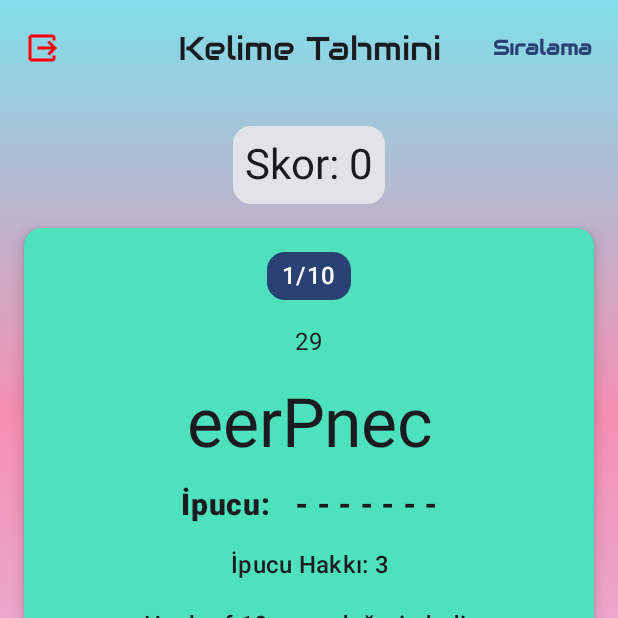
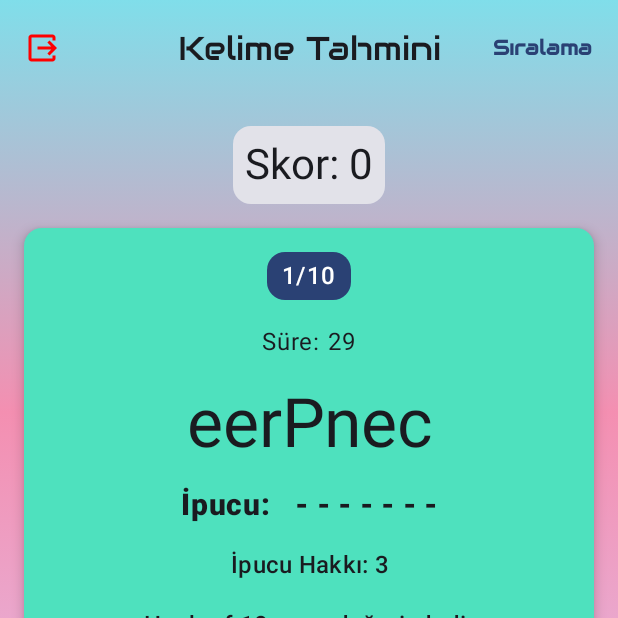
Before and after one commit to mehmtalnn07/WordGuessGame, an Android app built with Jetpack Compose: the GameScreen screen opened through its navigation route, on a phone screen of 412 x 824 dp, the top half of it. Run offline under Robolectric (Android 15) with nearby library versions, the phone set to English and light mode, and no system bars; our stand-ins replace Firebase (no records; nobody signed in at launch, a user with empty details on screens opened directly), accompanist.

Commit message:
add time text

```diff
--- a/app/src/main/java/com/mehmetalan/wordguess/ui/GameScreen.kt
+++ b/app/src/main/java/com/mehmetalan/wordguess/ui/GameScreen.kt
@@ -296,9 +296,16 @@ fun GameLayout(
                 style = typography.titleMedium,
                 color = colorScheme.onPrimary
             )
-            Text(
-                text = timer.toString()
-            )
+            Row (
+                horizontalArrangement = Arrangement.spacedBy(5.dp)
+            ) {
+                Text(
+                    text = stringResource(id = R.string.time)
+                )
+                Text(
+                    text = timer.toString()
+                )
+            }
             Text(
                 text = currentScrambledWord,
                 style = typography.displayMedium
--- a/app/src/main/java/com/mehmetalan/wordguess/ui/GameViewModel.kt
+++ b/app/src/main/java/com/mehmetalan/wordguess/ui/GameViewModel.kt
@@ -9,7 +9,6 @@ import com.google.firebase.auth.FirebaseAuth
 import com.google.firebase.database.FirebaseDatabase
 import com.mehmetalan.wordguess.data.fourWords
 import com.mehmetalan.wordguess.data.max_no_of_words
-import com.mehmetalan.wordguess.data.max_hints
 import com.mehmetalan.wordguess.model.User
 import kotlinx.coroutines.flow.MutableStateFlow
 import kotlinx.coroutines.flow.StateFlow
--- a/app/src/main/res/values/strings.xml
+++ b/app/src/main/res/values/strings.xml
@@ -29,5 +29,6 @@
     <string name="account_there">Bir hasabın var mı?</string>
     <string name="login_here">Buradan giriş yap</string>
     <string name="scores">Skorlar</string>
+    <string name="time">Süre:</string>
 
 </resources>
```
